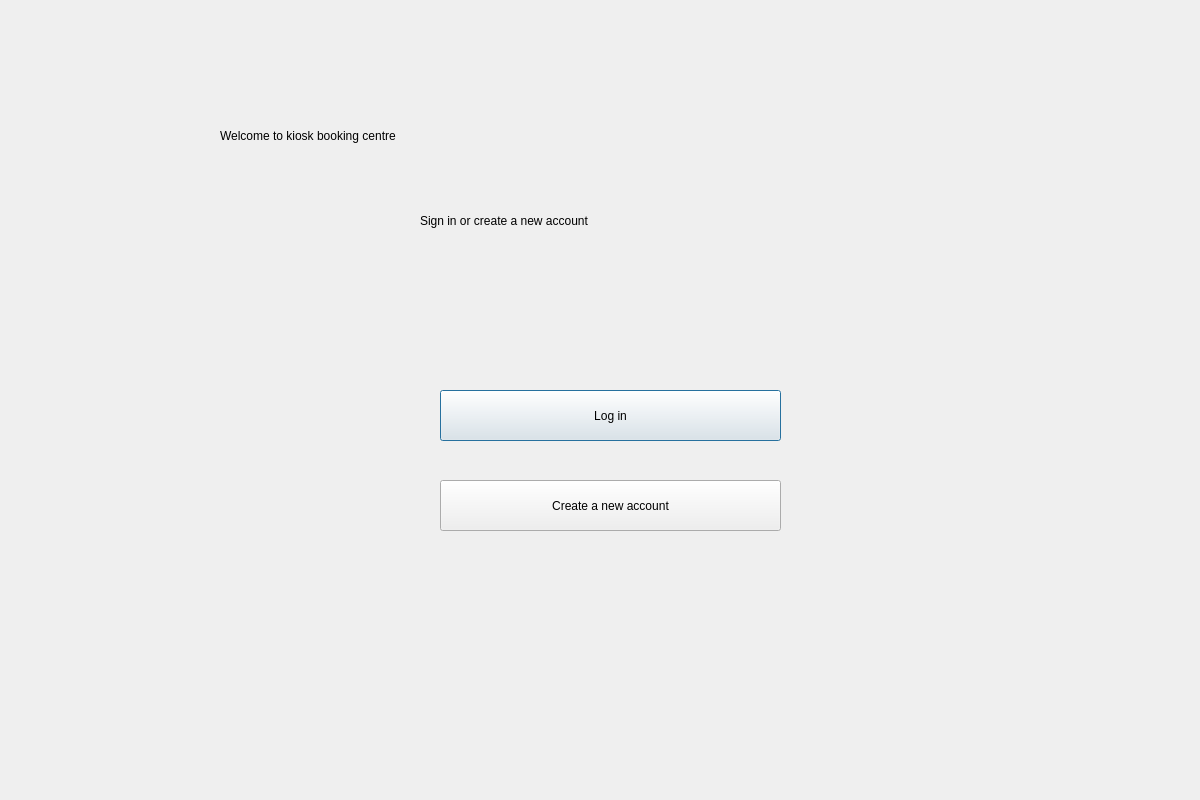
The window that welcomescreen.ui (vishvanathan-k/theatre_booking) describes before a commit, drawn with Qt 5.
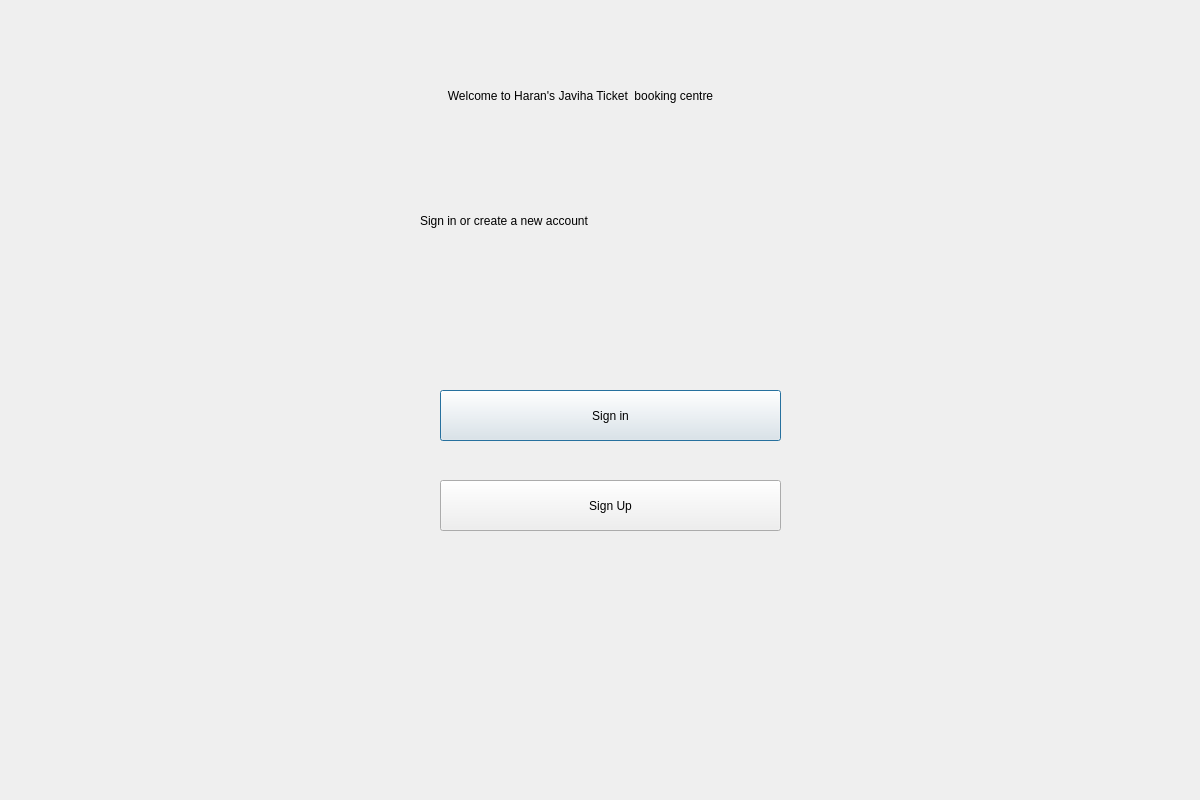
The same window after the commit.

Patch:
```diff
--- a/welcomescreen.ui
+++ b/welcomescreen.ui
@@ -29,16 +29,22 @@
     <property name="geometry">
      <rect>
       <x>220</x>
-      <y>80</y>
+      <y>10</y>
       <width>721</width>
-      <height>111</height>
+      <height>171</height>
      </rect>
     </property>
     <property name="styleSheet">
      <string notr="true">font: 36pt &quot;MS Shell Dlg 2&quot;; color:rgb(0,0,0)</string>
     </property>
     <property name="text">
-     <string>Welcome to kiosk booking centre</string>
+     <string>Welcome to Haran's Javiha Ticket  booking centre</string>
+    </property>
+    <property name="alignment">
+     <set>Qt::AlignCenter</set>
+    </property>
+    <property name="wordWrap">
+     <bool>true</bool>
     </property>
    </widget>
    <widget class="QLabel" name="label_2">
@@ -70,7 +76,7 @@
      <string notr="true"/>
     </property>
     <property name="text">
-     <string>Log in</string>
+     <string>Sign in</string>
     </property>
    </widget>
    <widget class="QPushButton" name="create">
@@ -86,7 +92,7 @@
      <string notr="true"/>
     </property>
     <property name="text">
-     <string>Create a new account</string>
+     <string>Sign Up</string>
     </property>
    </widget>
   </widget>
```
